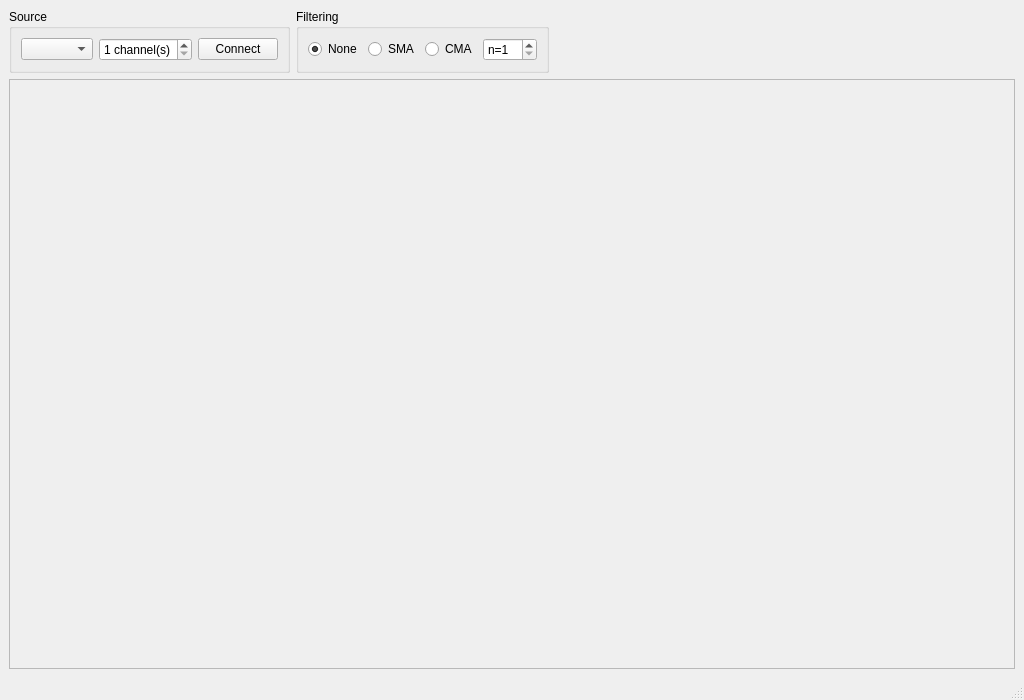
Before: the Qt Designer form serplot/mainwindow.ui in mFoxRU/serial-plotting-pyqtgraph, drawn with Qt 5.
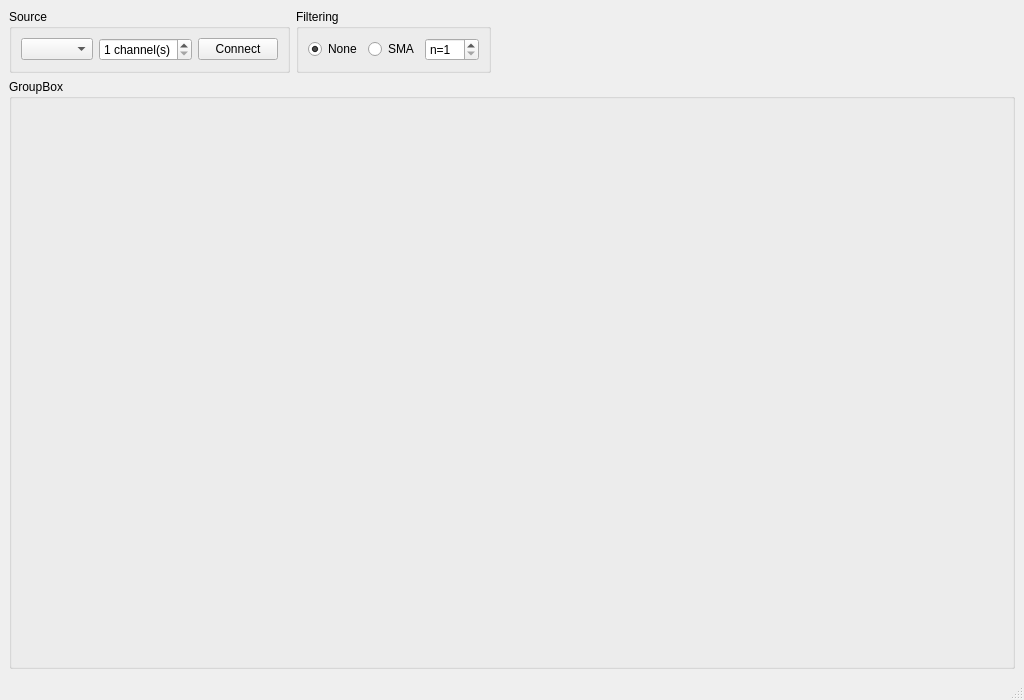
After: the same form once the commit is applied.

Commit message: Changed: Main window

The edit to the form file:
```diff
--- a/serplot/mainwindow.ui
+++ b/serplot/mainwindow.ui
@@ -83,16 +83,6 @@
          <property name="text">
           <string>SMA</string>
          </property>
-         <property name="checked">
-          <bool>false</bool>
-         </property>
-        </widget>
-       </item>
-       <item>
-        <widget class="QRadioButton" name="w_filter_cma">
-         <property name="text">
-          <string>CMA</string>
-         </property>
         </widget>
        </item>
        <item>
@@ -125,12 +115,9 @@
      </spacer>
     </item>
     <item row="1" column="0" colspan="3">
-     <widget class="QFrame" name="w_plotholder">
-      <property name="frameShape">
-       <enum>QFrame::StyledPanel</enum>
-      </property>
-      <property name="frameShadow">
-       <enum>QFrame::Raised</enum>
+     <widget class="QGroupBox" name="w_box_plot">
+      <property name="title">
+       <string>GroupBox</string>
       </property>
      </widget>
     </item>
```
Left out of the diff: 10 changed lines with no effect on the pictures. The commit also changes 1 other file.
